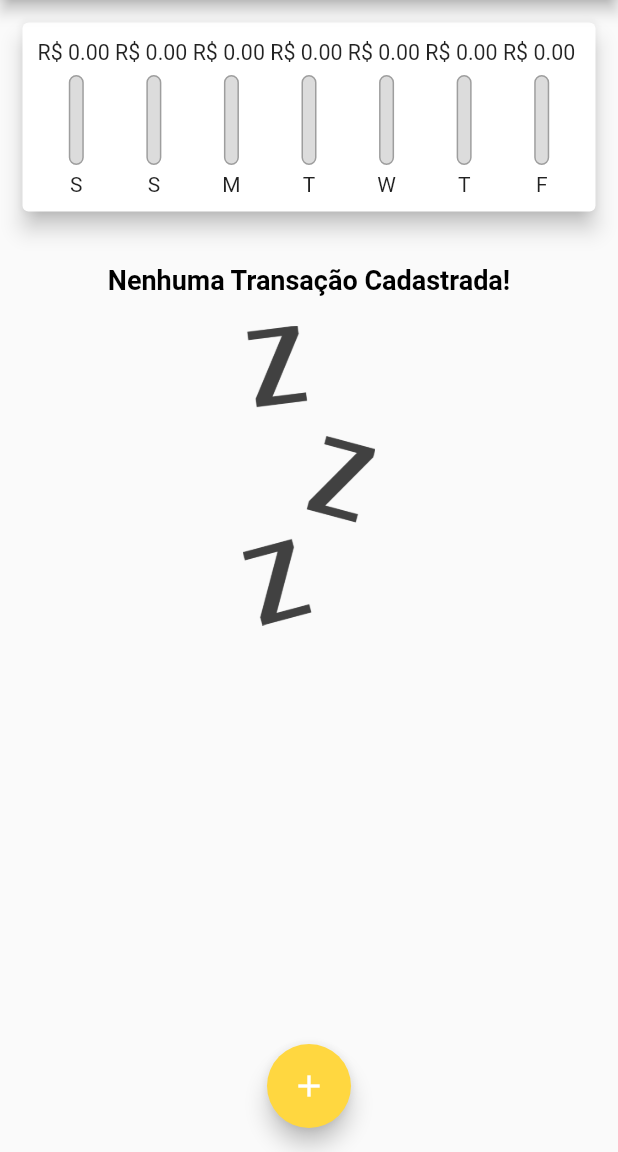
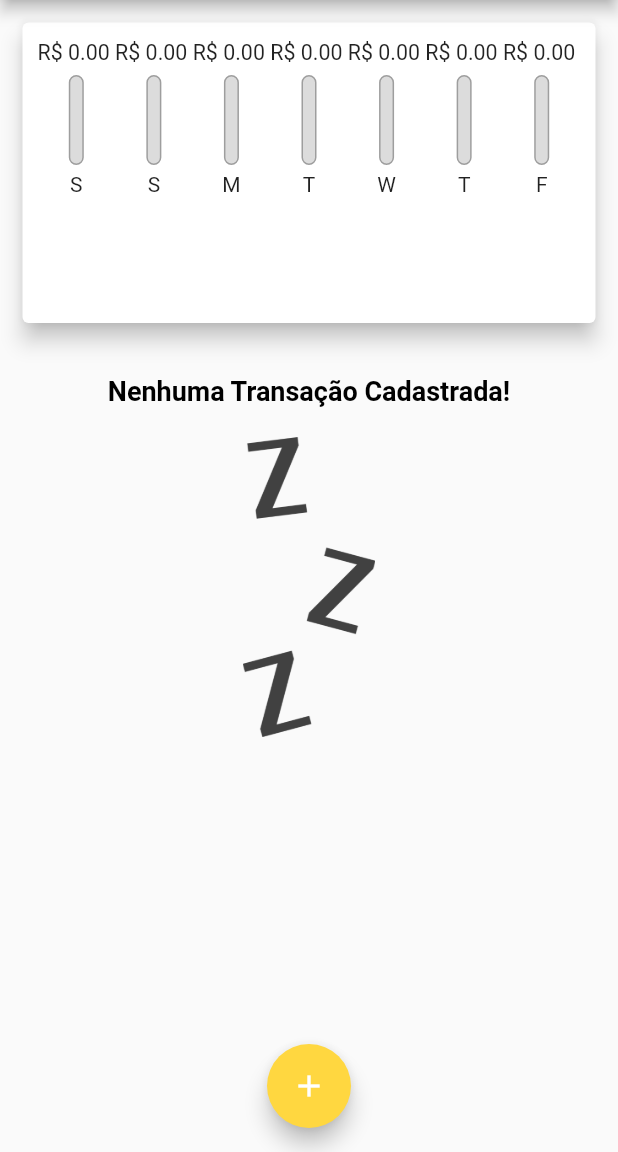
Before and after one commit to luwanhika/expenses, a Flutter app: the screen it shows after launch, on a phone screen of 412 x 824 dp, the part 84-1236 px from its top. Run offline on Flutter 3.47's test engine with Material 2 defaults, Android fonts, the phone set to English and light mode, and no system bars; Roboto replaces fonts that are missing (OpensSans).

Commit message:
calculando o tamanho dinâmicamente

```diff
--- a/lib/components/chart.dart
+++ b/lib/components/chart.dart
@@ -54,7 +54,9 @@ class Chart extends StatelessWidget {
               child: ChartBar(
                 label: tr['day'] as String,
                 value: tr['value'] as double,
-                percentage: _weekTotalValue == 0 ? 0 : (tr['value'] as double) / _weekTotalValue,
+                percentage: _weekTotalValue == 0
+                    ? 0
+                    : (tr['value'] as double) / _weekTotalValue,
               ),
             );
           }).toList(),
--- a/lib/components/transaction_list.dart
+++ b/lib/components/transaction_list.dart
@@ -11,9 +11,7 @@ class TransactionList extends StatelessWidget {
 
   @override
   Widget build(BuildContext context) {
-    return SizedBox(
-      height: 430,
-      child: transactions.isEmpty
+    return transactions.isEmpty
         ? Column(
             children: [
               const SizedBox(
@@ -71,7 +69,6 @@ class TransactionList extends StatelessWidget {
                 ),
               );
             },
-            ),
           );
   }
 }
--- a/lib/main.dart
+++ b/lib/main.dart
@@ -97,8 +97,7 @@ class _MyHomePageState extends State<MyHomePage> {
 
   @override
   Widget build(BuildContext context) {
-    return Scaffold(
-      appBar: AppBar(
+    final appBar = AppBar(
       actions: [
         IconButton(
           onPressed: () => _openTransactionFormModal(context),
@@ -106,13 +105,26 @@ class _MyHomePageState extends State<MyHomePage> {
         ),
       ],
       title: const Text('Despesas Pessoais'),
-      ),
+    );
+
+    final availableHight = MediaQuery.of(context).size.height -
+        appBar.preferredSize.height -
+        MediaQuery.of(context).padding.top;
+
+    return Scaffold(
+      appBar: appBar,
       body: SingleChildScrollView(
         child: Column(
           crossAxisAlignment: CrossAxisAlignment.stretch,
           children: [
-            Chart(_recentTransactions),
-            TransactionList(_transactions, _removeTransaction),
+            SizedBox(
+              height: availableHight * 0.3,
+              child: Chart(_recentTransactions),
+            ),
+            SizedBox(
+              height: availableHight * 0.7,
+              child: TransactionList(_transactions, _removeTransaction),
+            ),
           ],
         ),
       ),
```
Lines whose indentation alone changed are shown as unchanged.
